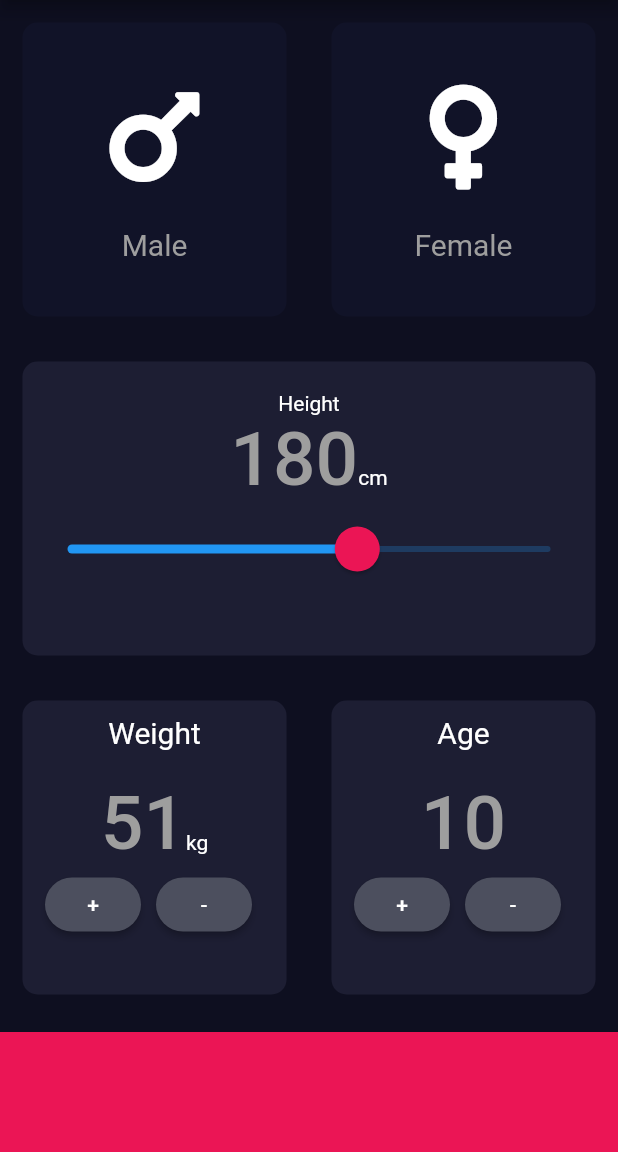
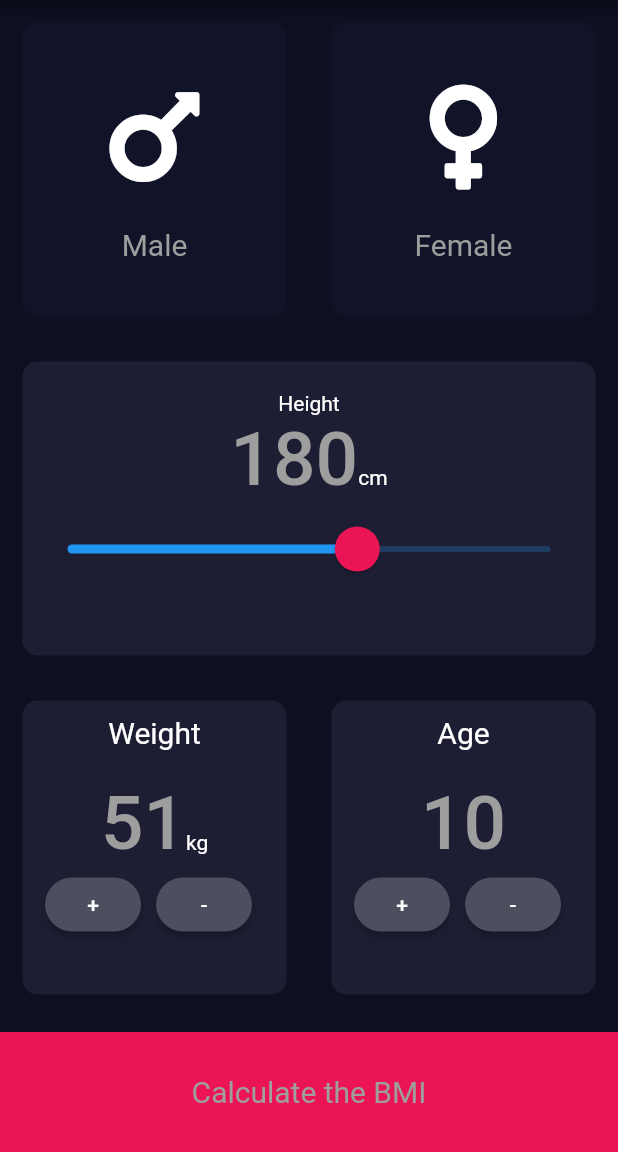
Before and after one commit to SaminYeaser/BMI-calculator, a Flutter app: the screen it shows after launch, after a tap on an icon or button, on a phone screen of 412 x 824 dp, the part 84-1236 px from its top. Run offline on Flutter 3.47's test engine with Material 2 defaults, Android fonts, the phone set to English and light mode, and no system bars; our stand-ins replace font_awesome_flutter.

Commit message:
age section created

```diff
--- a/lib/input_page.dart
+++ b/lib/input_page.dart
@@ -1,3 +1,4 @@
+import 'package:bmi/bmiScreen.dart';
 import 'package:bmi/widgets/ageSection.dart';
 import 'package:bmi/widgets/heightSection.dart';
 import 'package:bmi/widgets/reuseableCard.dart';
@@ -120,11 +121,21 @@ class _MyHomePageState extends State<MyHomePage> {
               ))
             ],
           )),
-          Container(
-            color: footerContainerColor,
-            height: bottomContainerHeight,
-            margin: EdgeInsets.only(top: 10),
-            width: double.infinity,
+          GestureDetector(
+            onTap: (){
+              Navigator.pushNamed(context, '/bmi');
+            },
+            child: Container(
+              color: footerContainerColor,
+              height: bottomContainerHeight,
+              margin: EdgeInsets.only(top: 10),
+              width: double.infinity,
+              child: Center(
+                  child: Text(
+                'Calculate the BMI',
+                style: TextStyle(fontSize: 20, color: Colors.grey),
+              )),
+            ),
           )
         ],
       ),
--- a/lib/main.dart
+++ b/lib/main.dart
@@ -1,3 +1,4 @@
+import 'package:bmi/bmiScreen.dart';
 import 'package:flutter/material.dart';
 
 import 'input_page.dart';
@@ -17,7 +18,11 @@ class MyApp extends StatelessWidget {
         primaryColor: Color(0xFF0F0F1E),
         scaffoldBackgroundColor: Color(0xFF0E0F20),
       ),
-      home: MyHomePage(),
+      initialRoute: '/',
+      routes: {
+        '/': (context) => MyHomePage(),
+        '/bmi' : (context) => BmiScreen()
+      },
     );
   }
 }
--- /dev/null
+++ b/lib/modelClass.dart
@@ -0,0 +1,9 @@
+class Bmi{
+  int age, weight;
+
+  Bmi(this.age,this.weight);
+
+  void BmiCalculator(){
+    // double bmi =
+  }
+}
--- a/lib/widgets/ageSection.dart
+++ b/lib/widgets/ageSection.dart
@@ -1,5 +1,6 @@
 import 'package:bmi/colors/colorsSection.dart';
 import 'package:flutter/material.dart';
+import 'package:bmi/modelClass.dart';
 
 class AgeSection extends StatefulWidget {
 
@@ -8,7 +9,9 @@ class AgeSection extends StatefulWidget {
 }
 
 class _AgeSectionState extends State<AgeSection> {
-  int age = 10;
+
+  Bmi obj = new Bmi(10, 50);
+
   @override
   Widget build(BuildContext context) {
     return Column(
@@ -21,7 +24,7 @@ class _AgeSectionState extends State<AgeSection> {
           padding: EdgeInsets.only(top: 10, bottom: 20),
         ),
         Text(
-          age.toString(),
+          obj.age.toString(),
           style: HugeNumber,
         ),
         Row(
@@ -31,7 +34,7 @@ class _AgeSectionState extends State<AgeSection> {
               child: ElevatedButton(
                 onPressed: () {
                   setState(() {
-                    age = age + 1;
+                    obj.age = obj.age + 1;
                   });
                 },
                 child: Text('+'),
@@ -51,7 +54,7 @@ class _AgeSectionState extends State<AgeSection> {
             ElevatedButton(
               onPressed: () {
                 setState(() {
-                  age = age -1;
+                  obj.age = obj.age -1;
                 });
               },
               child: Text('-'),
--- a/lib/widgets/weightSection.dart
+++ b/lib/widgets/weightSection.dart
@@ -1,4 +1,5 @@
 import 'package:bmi/colors/colorsSection.dart';
+import 'package:bmi/modelClass.dart';
 import 'package:flutter/material.dart';
 
 class WeightSection extends StatefulWidget {
@@ -7,7 +8,7 @@ class WeightSection extends StatefulWidget {
 }
 
 class _WeightSectionState extends State<WeightSection> {
-  int weight = 50;
+  Bmi obj = new Bmi(10, 50);
 
   @override
   Widget build(BuildContext context) {
@@ -26,7 +27,7 @@ class _WeightSectionState extends State<WeightSection> {
           textBaseline: TextBaseline.alphabetic,
           children: [
             Text(
-              weight.toString(),
+              obj.weight.toString(),
               style: HugeNumber,
             ),
             Text('kg')
@@ -39,7 +40,7 @@ class _WeightSectionState extends State<WeightSection> {
               child: ElevatedButton(
                 onPressed: () {
                   setState(() {
-                    weight = weight + 1;
+                    obj.weight = obj.weight + 1;
                   });
                 },
                 child: Text('+'),
@@ -59,7 +60,7 @@ class _WeightSectionState extends State<WeightSection> {
             ElevatedButton(
               onPressed: () {
                 setState(() {
-                  weight = weight -1;
+                  obj.weight = obj.weight -1;
                 });
               },
               child: Text('-'),
```
Also changed, not shown: lib/bmiScreen.dart (added, +16 -0 lines).
